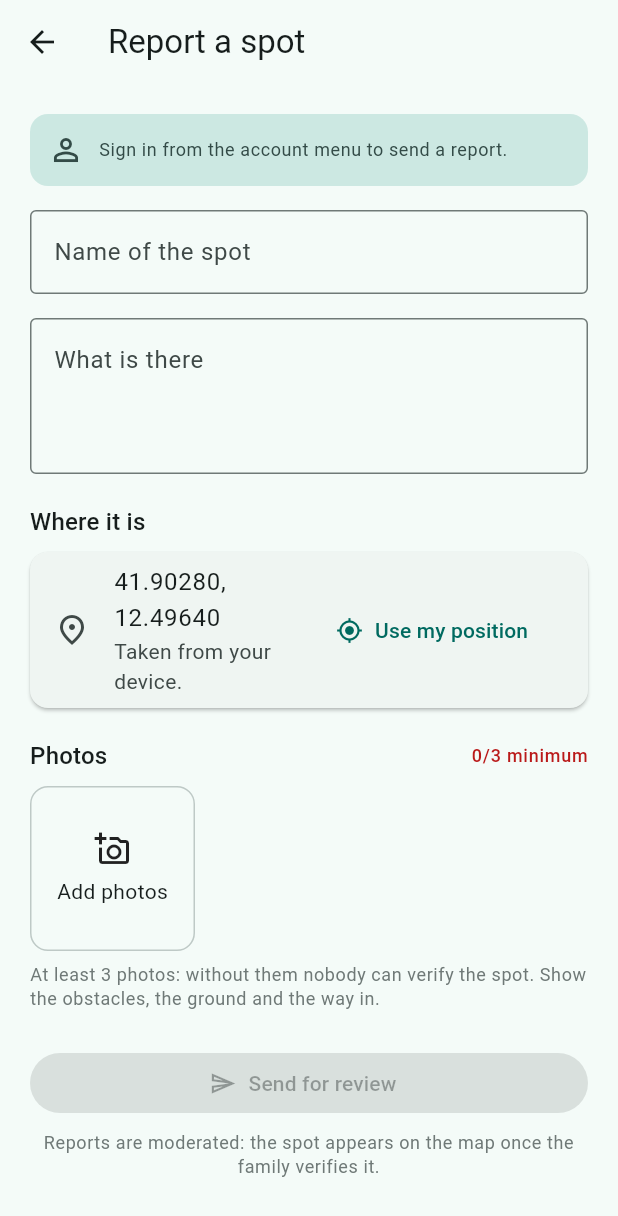
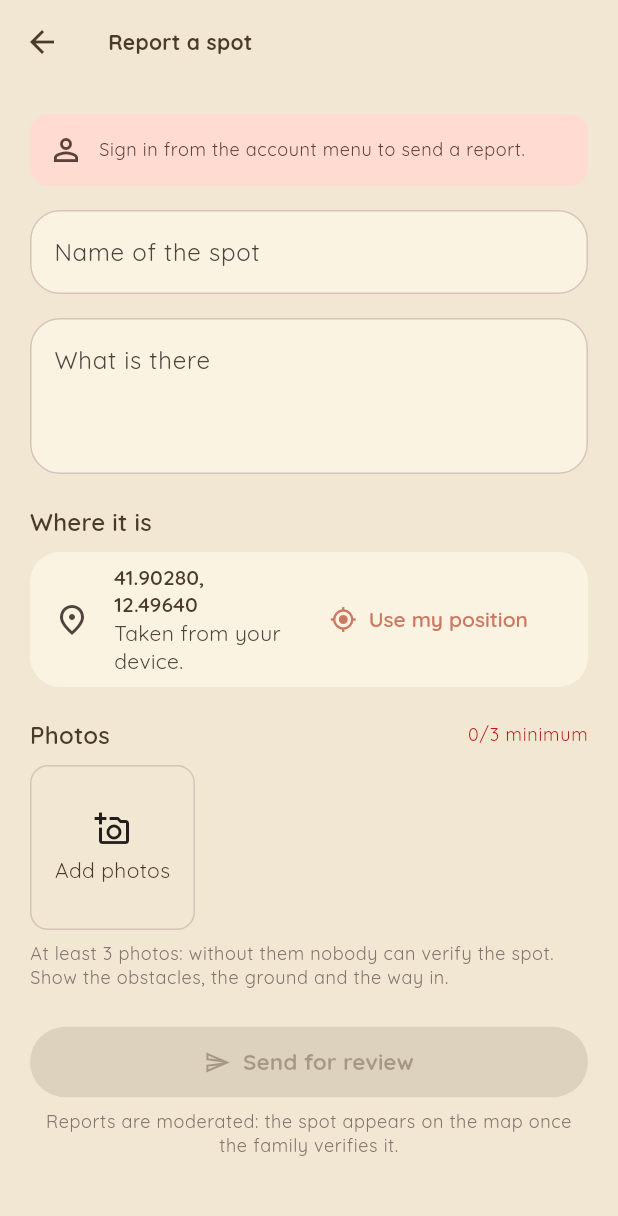
Before and after one commit to OigreSergio/Parkour_NoToTFamily, a Flutter app: the screen it shows after launch, after a tap on "Add spot", on a phone screen of 412 x 824 dp. Shown: the top 1216 px of the screen. Run offline on Flutter 3.47's test engine with Material 3 defaults, Android fonts, the phone set to English and light mode, and no system bars; our stand-ins replace cached_network_image, flutter_map, flutter_riverpod, flutter_secure_storage, geolocator, image_picker and 2 more; missing offline and left inert: flutter_map_vector_tiles; network calls fail.

```diff
--- a/mobile/lib/main.dart
+++ b/mobile/lib/main.dart
@@ -2,6 +2,7 @@ import 'package:flutter/material.dart';
 import 'package:flutter_riverpod/flutter_riverpod.dart';
 
 import 'providers.dart';
+import 'theme/pk_theme.dart';
 import 'screens/spots_list_screen.dart';
 import 'screens/spots_map_screen.dart';
 import 'screens/submit_spot_screen.dart';
@@ -23,15 +24,8 @@ class ParkourApp extends ConsumerWidget {
     return MaterialApp(
       title: 'Parkour NoToT Family',
       debugShowCheckedModeBanner: false,
-      theme: ThemeData(
-        colorSchemeSeed: Colors.teal,
-        useMaterial3: true,
-      ),
-      darkTheme: ThemeData(
-        colorSchemeSeed: Colors.teal,
-        brightness: Brightness.dark,
-        useMaterial3: true,
-      ),
+      theme: PkTheme.light(),
+      darkTheme: PkTheme.dark(),
       themeMode: themeMode,
       home: const HomeScreen(),
     );
--- a/mobile/lib/providers.dart
+++ b/mobile/lib/providers.dart
@@ -50,6 +50,30 @@ final currentLocationProvider = FutureProvider<LatLng>((ref) {
     return Future.value(LocationService.fallbackCenter);
   }
   return ref.watch(locationServiceProvider).currentLatLng();
+});
+
+/// The device position as it changes, so distances tick down while you walk.
+///
+/// Falls back to the one-shot fix ([currentLocationProvider]) until the first
+/// live update arrives, and stays on the last known position if the stream
+/// stops. Turning "use my location" off silences it: the app then measures
+/// from nothing and simply omits distances.
+final livePositionProvider = StreamProvider<LatLng>((ref) {
+  final useDeviceLocation =
+      ref.watch(settingsProvider.select((s) => s.useDeviceLocation));
+  if (!useDeviceLocation) return const Stream<LatLng>.empty();
+  return ref.watch(locationServiceProvider).watchLatLng();
+});
+
+/// Where the user is right now, as far as the app knows: the live position
+/// when there is one, the start-up fix otherwise, `null` without either.
+final userPositionProvider = Provider<LatLng?>((ref) {
+  final live = ref.watch(livePositionProvider).valueOrNull;
+  if (live != null) return live;
+  final useDeviceLocation =
+      ref.watch(settingsProvider.select((s) => s.useDeviceLocation));
+  if (!useDeviceLocation) return null;
+  return ref.watch(currentLocationProvider).valueOrNull;
 });
 
 /// Verified spots near the current location, within the configured radius.
--- a/mobile/lib/services/location_service.dart
+++ b/mobile/lib/services/location_service.dart
@@ -9,6 +9,39 @@ class LocationService {
   /// Map centre used when location services are disabled or permission is
   /// denied (central Rome).
   static const LatLng fallbackCenter = LatLng(41.9028, 12.4964);
+
+  /// Metres the user has to move before a new position is reported. Small
+  /// enough that the distance to a spot ticks down as you walk towards it,
+  /// large enough not to wake the GPS at every step.
+  static const int liveDistanceFilterMeters = 10;
+
+  /// The device position as it changes, for the live distance to a spot.
+  ///
+  /// Starts with the current fix so the UI has something immediately, then
+  /// follows the user. Silent (no events) when permission is denied — the
+  /// caller keeps whatever it had.
+  Stream<LatLng> watchLatLng() async* {
+    yield await currentLatLng();
+    try {
+      final permission = await Geolocator.checkPermission();
+      if (permission == LocationPermission.denied ||
+          permission == LocationPermission.deniedForever) {
+        return;
+      }
+      final stream = Geolocator.getPositionStream(
+        locationSettings: const LocationSettings(
+          accuracy: LocationAccuracy.high,
+          distanceFilter: liveDistanceFilterMeters,
+        ),
+      );
+      await for (final position in stream) {
+        yield LatLng(position.latitude, position.longitude);
+      }
+    } catch (_) {
+      // Missing plugin (tests), permission revoked mid-session, hardware
+      // trouble: the last known position stays on screen.
+    }
+  }
 
   /// Returns the user's current [LatLng], or [fallbackCenter] when location
   /// services are off, permission is denied, or a fix cannot be obtained.
--- /dev/null
+++ b/mobile/lib/theme/pk_theme.dart
@@ -0,0 +1,257 @@
+import 'package:flutter/material.dart';
+
+/// The look of PkFAMILY: linen, embroidery thread and rounded corners.
+///
+/// The map is a piece of stitching on linen (see
+/// `scripts/pk_embroidery_style.py`) and the spots are sewing pins, so the rest
+/// of the app is dressed in the same colours instead of the default Material
+/// blue-grey. Everything here comes from that palette — nothing invented for
+/// the occasion — and the shapes are deliberately round and generous: this is
+/// a family's map, not an admin console.
+class PkTheme {
+  const PkTheme._();
+
+  // ---------------------------------------------------------------------
+  // Thread palette — the same hexes the map style uses.
+  // ---------------------------------------------------------------------
+
+  /// The linen everything is stitched on.
+  static const Color linen = Color(0xFFF1E7D3);
+  static const Color linenLight = Color(0xFFFAF3E2);
+  static const Color linenDeep = Color(0xFFEADCC0);
+
+  /// Red thread — the family's own spots, and the app's main colour.
+  static const Color threadRed = Color(0xFFCD7862);
+
+  /// Orange thread — the roads on the map, highlights here.
+  static const Color threadOrange = Color(0xFFD9A35E);
+  static const Color threadTan = Color(0xFFC2AD83);
+  static const Color threadBrown = Color(0xFF8D7350);
+  static const Color threadGreen = Color(0xFF7FA05E);
+
+  /// Blue thread — water on the map, community spots on the pins.
+  static const Color threadBlue = Color(0xFF6F9CB8);
+  static const Color threadPurple = Color(0xFFB391B6);
+
+  /// Ink for text: dark brown, never pure black — like thread on cloth.
+  static const Color ink = Color(0xFF4A3A28);
+
+  /// Night version of the linen, for the dark theme: a workshop after dark.
+  static const Color nightCloth = Color(0xFF241E18);
+  static const Color nightClothRaised = Color(0xFF322A22);
+
+  /// The font that carries the whole friendly tone.
+  static const String fontFamily = 'Quicksand';
+
+  /// Corner radius used by cards, sheets and inputs.
+  static const double radius = 20;
+
+  static ThemeData light() => _build(
+        ColorScheme.fromSeed(
+          seedColor: threadRed,
+          brightness: Brightness.light,
+        ).copyWith(
+          primary: threadRed,
+          onPrimary: Colors.white,
+          secondary: threadGreen,
+          tertiary: threadBlue,
+          surface: linenLight,
+          surfaceContainerHighest: linenDeep,
+          onSurface: ink,
+        ),
+        scaffold: linen,
+      );
+
+  static ThemeData dark() => _build(
+        ColorScheme.fromSeed(
+          seedColor: threadRed,
+          brightness: Brightness.dark,
+        ).copyWith(
+          primary: threadOrange,
+          secondary: threadGreen,
+          tertiary: threadBlue,
+          surface: nightCloth,
+          surfaceContainerHighest: nightClothRaised,
+        ),
+        scaffold: nightCloth,
+      );
+
+  static ThemeData _build(ColorScheme scheme, {required Color scaffold}) {
+    final base = ThemeData(
+      colorScheme: scheme,
+      useMaterial3: true,
+      fontFamily: fontFamily,
+      scaffoldBackgroundColor: scaffold,
+    );
+
+    final shape = RoundedRectangleBorder(
+      borderRadius: BorderRadius.circular(radius),
+    );
+
+    return base.copyWith(
+      textTheme: _textTheme(base.textTheme, scheme),
+      appBarTheme: AppBarTheme(
+        backgroundColor: scaffold,
+        foregroundColor: scheme.onSurface,
+        elevation: 0,
+        centerTitle: false,
+        titleTextStyle: base.textTheme.titleLarge?.copyWith(
+          fontFamily: fontFamily,
+          fontWeight: FontWeight.w700,
+          color: scheme.onSurface,
+          letterSpacing: 0.2,
+        ),
+      ),
+      cardTheme: CardThemeData(
+        shape: shape,
+        elevation: 0,
+        color: scheme.surface,
+        margin: EdgeInsets.zero,
+      ),
+      chipTheme: ChipThemeData(
+        shape: StadiumBorder(
+          side: BorderSide(color: scheme.outlineVariant),
+        ),
+        backgroundColor: scheme.surface,
+        labelStyle: base.textTheme.labelLarge?.copyWith(
+          fontFamily: fontFamily,
+          fontWeight: FontWeight.w600,
+        ),
+      ),
+      filledButtonTheme: FilledButtonThemeData(
+        style: FilledButton.styleFrom(
+          shape: const StadiumBorder(),
+          padding: const EdgeInsets.symmetric(horizontal: 22, vertical: 14),
+          textStyle: const TextStyle(
+            fontFamily: fontFamily,
+            fontWeight: FontWeight.w700,
+            fontSize: 15,
+          ),
+        ),
+      ),
+      textButtonTheme: TextButtonThemeData(
+        style: TextButton.styleFrom(
+          shape: const StadiumBorder(),
+          textStyle: const TextStyle(
+            fontFamily: fontFamily,
+            fontWeight: FontWeight.w600,
+          ),
+        ),
+      ),
+      outlinedButtonTheme: OutlinedButtonThemeData(
+        style: OutlinedButton.styleFrom(
+          shape: const StadiumBorder(),
+          textStyle: const TextStyle(
+            fontFamily: fontFamily,
+            fontWeight: FontWeight.w600,
+          ),
+        ),
+      ),
+      floatingActionButtonTheme: FloatingActionButtonThemeData(
+        backgroundColor: scheme.primary,
+        foregroundColor: scheme.onPrimary,
+        shape: const StadiumBorder(),
+        extendedTextStyle: const TextStyle(
+          fontFamily: fontFamily,
+          fontWeight: FontWeight.w700,
+          fontSize: 15,
+        ),
+      ),
+      navigationBarTheme: NavigationBarThemeData(
+        backgroundColor: scheme.surface,
+        indicatorColor: scheme.primary.withValues(alpha: 0.18),
+        elevation: 0,
+        height: 68,
+        labelTextStyle: WidgetStatePropertyAll(
+          TextStyle(
+            fontFamily: fontFamily,
+            fontWeight: FontWeight.w600,
+            fontSize: 12,
+            color: scheme.onSurface,
+          ),
+        ),
+      ),
+      inputDecorationTheme: InputDecorationTheme(
+        filled: true,
+        fillColor: scheme.surface,
+        border: OutlineInputBorder(
+          borderRadius: BorderRadius.circular(radius),
+          borderSide: BorderSide(color: scheme.outlineVariant),
+        ),
+        enabledBorder: OutlineInputBorder(
+          borderRadius: BorderRadius.circular(radius),
+          borderSide: BorderSide(color: scheme.outlineVariant),
+        ),
+        focusedBorder: OutlineInputBorder(
+          borderRadius: BorderRadius.circular(radius),
+          borderSide: BorderSide(color: scheme.primary, width: 2),
+        ),
+      ),
+      listTileTheme: ListTileThemeData(
+        shape: RoundedRectangleBorder(
+          borderRadius: BorderRadius.circular(radius - 4),
+        ),
+        titleTextStyle: base.textTheme.titleMedium?.copyWith(
+          fontFamily: fontFamily,
+          fontWeight: FontWeight.w600,
+          color: scheme.onSurface,
+        ),
+      ),
+      bottomSheetTheme: BottomSheetThemeData(
+        backgroundColor: scheme.surface,
+        shape: const RoundedRectangleBorder(
+          borderRadius: BorderRadius.vertical(top: Radius.circular(28)),
+        ),
+      ),
+      dialogTheme: DialogThemeData(
+        shape: RoundedRectangleBorder(
+          borderRadius: BorderRadius.circular(28),
+        ),
+        backgroundColor: scheme.surface,
+      ),
+      snackBarTheme: SnackBarThemeData(
+        behavior: SnackBarBehavior.floating,
+        shape: RoundedRectangleBorder(
+          borderRadius: BorderRadius.circular(16),
+        ),
+        contentTextStyle: const TextStyle(
+          fontFamily: fontFamily,
+          fontWeight: FontWeight.w600,
+        ),
+      ),
+      dividerTheme: DividerThemeData(
+        color: scheme.outlineVariant.withValues(alpha: 0.6),
+        space: 1,
+      ),
+    );
+  }
+
+  /// Titles a touch bolder and wider than Material's default — the app should
+  /// read like a handwritten label, not like a form.
+  static TextTheme _textTheme(TextTheme base, ColorScheme scheme) =>
+      base
+          .apply(fontFamily: fontFamily, bodyColor: scheme.onSurface, displayColor: scheme.onSurface)
+          .copyWith(
+            headlineSmall: base.headlineSmall?.copyWith(
+              fontFamily: fontFamily,
+              fontWeight: FontWeight.w700,
+              letterSpacing: 0.2,
+            ),
+            titleLarge: base.titleLarge?.copyWith(
+              fontFamily: fontFamily,
+              fontWeight: FontWeight.w700,
+            ),
+            titleMedium: base.titleMedium?.copyWith(
+              fontFamily: fontFamily,
+              fontWeight: FontWeight.w600,
+            ),
+            bodyMedium: base.bodyMedium?.copyWith(
+              fontFamily: fontFamily,
+              height: 1.35,
+            ),
+            labelLarge: base.labelLarge?.copyWith(
+              fontFamily: fontFamily,
+              fontWeight: FontWeight.w600,
+            ),
+          );
+}
```
Also changed, not shown: mobile/assets/fonts/OFL.txt (added, +93 -0 lines), mobile/lib/screens/spot_detail_screen.dart (+12 -2 lines), mobile/lib/screens/spots_list_screen.dart (+13 -5 lines), mobile/lib/screens/spots_map_screen.dart (+7 -3 lines), mobile/lib/services/spot_directions.dart (added, +57 -0 lines), mobile/lib/widgets/stitch_divider.dart (added, +108 -0 lines), mobile/lib/widgets/take_me_there.dart (added, +68 -0 lines), mobile/pubspec.yaml (+11 -0 lines), mobile/assets/fonts/Quicksand-Bold.ttf (added), mobile/assets/fonts/Quicksand-Regular.ttf (added), mobile/assets/fonts/Quicksand-SemiBold.ttf (added), 4 other files.
